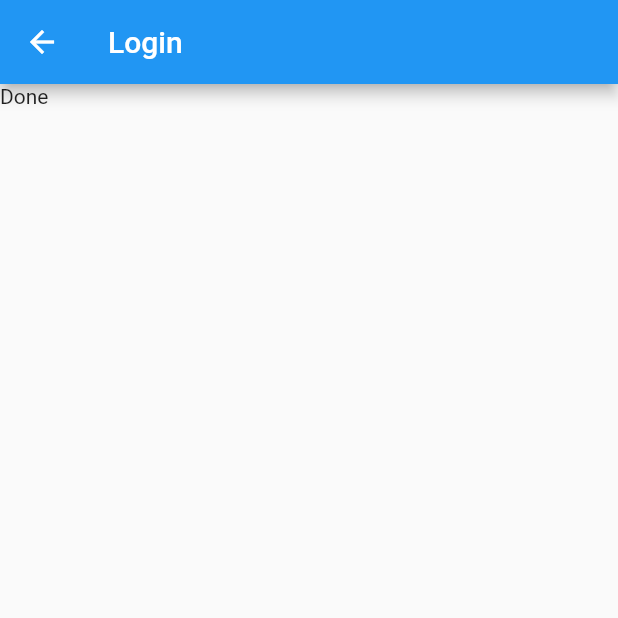
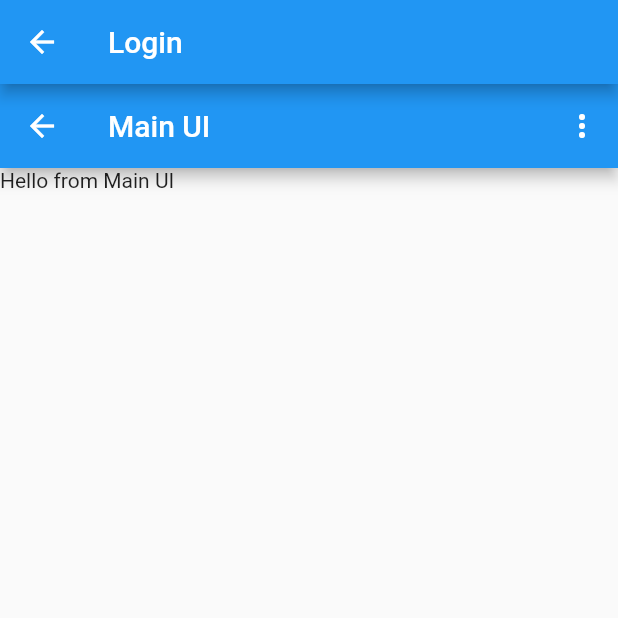
Before and after one commit to bilinaspol/project2, a Flutter app: the HomePage screen opened directly, on a phone screen of 412 x 824 dp, the top half of it. Run offline on Flutter 3.47's test engine with Material 2 defaults, Android fonts, the phone set to English and light mode, and no system bars; our stand-ins replace firebase_auth, firebase_core; accounts and stored records are empty.

Commit message:
after step-2

```diff
--- a/lib/main.dart
+++ b/lib/main.dart
@@ -16,7 +16,7 @@ void main() {
     ),
     initialRoute: '/',
     routes: {
-      '/': (context) => const LoginView(),
+      '/': (context) => NotesView(),
       '/login': (context) => const LoginView(),
       '/register': (context) => const RegisterView(),
     },
@@ -46,9 +46,10 @@ class HomePage extends StatelessWidget {
               switch (snapshot.connectionState) {
                 case ConnectionState.done:
                   final user = FirebaseAuth.instance.currentUser;
+                  print('hi, $user?.emailVerified');
                   if (user != null) {
                     if (user.emailVerified) {
-                      print('Email verified!');
+                      return NotesView();
                       //return const Text('Email verified Done');
                     } else {
                       return const VerifyEmailView();
@@ -56,10 +57,46 @@ class HomePage extends StatelessWidget {
                   } else {
                     return const LoginView();
                   }
-                  return const Text('Done');
+
                 default:
                   return const CircularProgressIndicator();
               }
             }));
   }
 }
+
+enum MenuAction { logout }
+
+class NotesView extends StatefulWidget {
+  NotesView({Key? key}) : super(key: key);
+
+  @override
+  State<NotesView> createState() => _NotesViewState();
+}
+
+class _NotesViewState extends State<NotesView> {
+  String _selectedMenuItem = '';
+  @override
+  Widget build(BuildContext context) {
+    return Scaffold(
+      appBar: AppBar(
+        title: const Text('Main UI'),
+        actions: [
+          PopupMenuButton<MenuAction>(
+              onSelected: (MenuAction item) {
+                setState(() {
+                  _selectedMenuItem = item.name;
+                });
+              },
+              itemBuilder: (BuildContext context) => [
+                    const PopupMenuItem<MenuAction>(
+                      value: MenuAction.logout,
+                      child: Text('Logout'),
+                    ),
+                  ]),
+        ],
+      ),
+      body: Text('Hello from Main UI'),
+    );
+  }
+}
```
